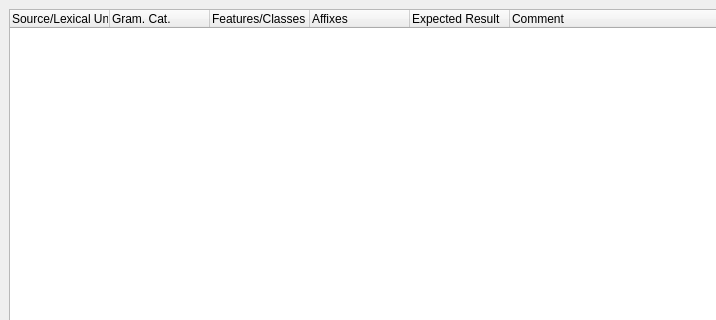
Above: Dev/Lib/Windows/TestBedEditorWindow.ui from rmlockwood/FLExTrans before the change; both pictures show x 0 to 716 and y 0 to 320 of the 900 by 500 pixel window. Below: the same form after it.
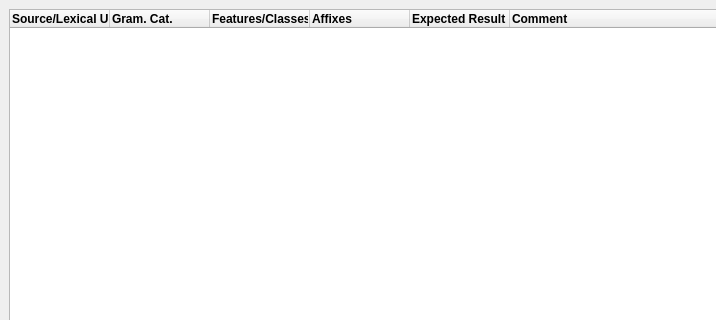
That is the form after the change.

Commit message: make header bold and top rows not

Patch:
```diff
--- a/Dev/Lib/Windows/TestBedEditorWindow.ui
+++ b/Dev/Lib/Windows/TestBedEditorWindow.ui
@@ -32,31 +32,61 @@
          <property name="text">
           <string>Source/Lexical Unit</string>
          </property>
+         <property name="font">
+          <font>
+           <bold>true</bold>
+          </font>
+         </property>
         </column>
         <column>
          <property name="text">
           <string>Gram. Cat.</string>
          </property>
+         <property name="font">
+          <font>
+           <bold>true</bold>
+          </font>
+         </property>
         </column>
         <column>
          <property name="text">
           <string>Features/Classes</string>
          </property>
+         <property name="font">
+          <font>
+           <bold>true</bold>
+          </font>
+         </property>
         </column>
         <column>
          <property name="text">
           <string>Affixes</string>
          </property>
+         <property name="font">
+          <font>
+           <bold>true</bold>
+          </font>
+         </property>
         </column>
         <column>
          <property name="text">
           <string>Expected Result</string>
          </property>
+         <property name="font">
+          <font>
+           <bold>true</bold>
+          </font>
+         </property>
         </column>
         <column>
          <property name="text">
           <string>Comment</string>
          </property>
+         <property name="font">
+          <font>
+           <bold>true</bold>
+          </font>
+         </property>
         </column>
        </widget>
       </item>
```
Left out of the diff: 3 changed lines with no effect on the pictures. The commit also changes 2 other files.
